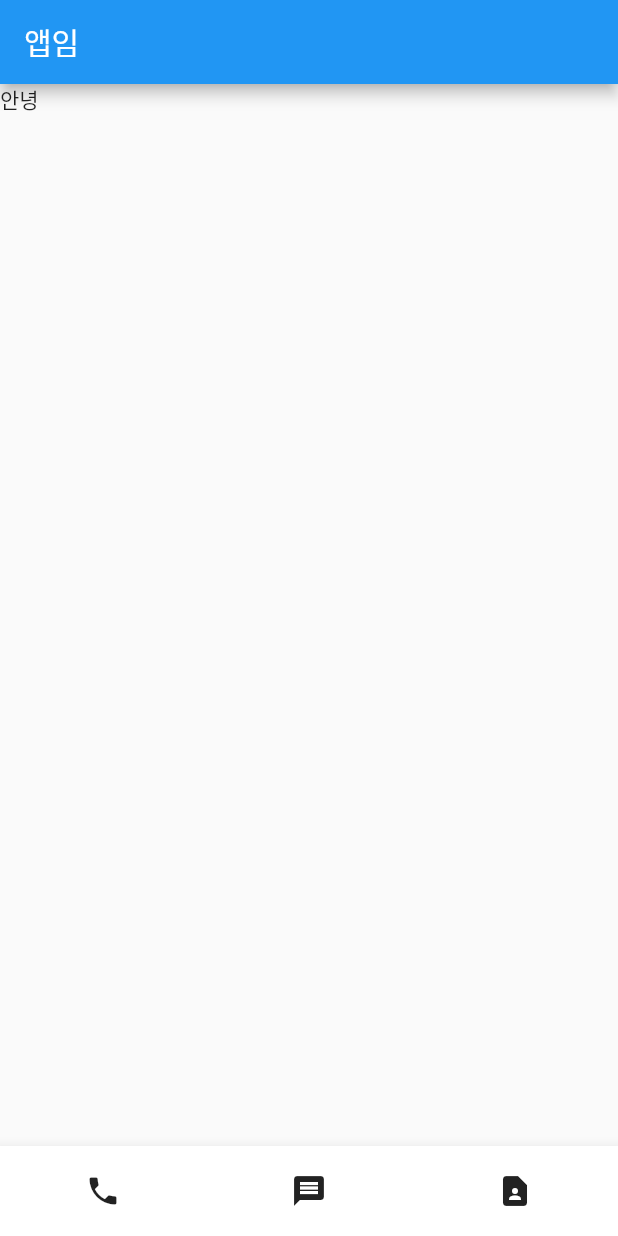
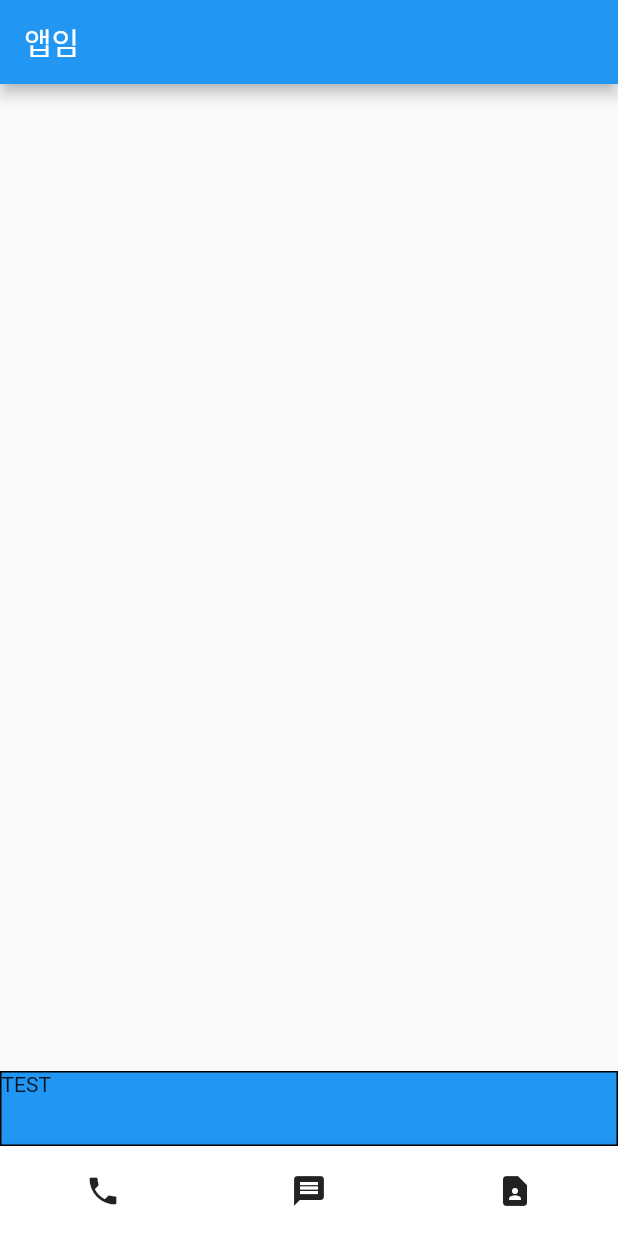
Before and after one commit to leyng7/flutter-contact, a Flutter app: the screen it shows after launch, on a phone screen of 412 x 824 dp. Run offline on Flutter 3.47's test engine with Material 2 defaults, Android fonts, the phone set to English and light mode, and no system bars.

Commit message:
Flutter에서 박스디자인하는 법 (margin, padding, 정렬)

```diff
--- a/lib/main.dart
+++ b/lib/main.dart
@@ -12,7 +12,19 @@ class MyApp extends StatelessWidget {
     return MaterialApp(
         home: Scaffold(
             appBar: AppBar(centerTitle: false, title: Text('앱임')),
-            body: Text('안녕'),
+            body: Align(
+              alignment: Alignment.bottomRight,
+              child: Container(
+                width: double.infinity,
+                height: 50,
+                // margin: EdgeInsets.all(20),
+                child: Text("TEST"),
+                decoration: BoxDecoration(
+                  color: Colors.blue,
+                  border: Border.all(color: Colors.black)
+                ),
+              ),
+            ),
             bottomNavigationBar: BottomAppBar(
                 child: Container(
                     height: 60,
```
